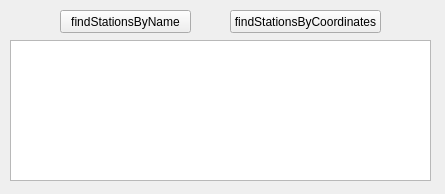
First picture: the form in src/gui/desktop-test/mainwindow.ui, repository smurfy/fahrplan, before the edit.
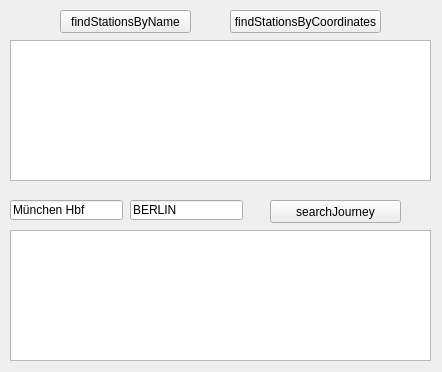
Second picture: the form after the edit.

Commit message: Ported and Refactored HafasXMl Parser (journey data), with test ui

```diff
--- a/src/gui/desktop-test/mainwindow.ui
+++ b/src/gui/desktop-test/mainwindow.ui
@@ -6,8 +6,8 @@
    <rect>
     <x>0</x>
     <y>0</y>
-    <width>445</width>
-    <height>194</height>
+    <width>442</width>
+    <height>372</height>
    </rect>
   </property>
   <property name="windowTitle">
@@ -50,6 +50,55 @@
      <string>findStationsByCoordinates</string>
     </property>
    </widget>
+   <widget class="QPushButton" name="searchJourney">
+    <property name="geometry">
+     <rect>
+      <x>270</x>
+      <y>200</y>
+      <width>131</width>
+      <height>23</height>
+     </rect>
+    </property>
+    <property name="text">
+     <string>searchJourney</string>
+    </property>
+   </widget>
+   <widget class="QLineEdit" name="departureStaion">
+    <property name="geometry">
+     <rect>
+      <x>10</x>
+      <y>200</y>
+      <width>113</width>
+      <height>20</height>
+     </rect>
+    </property>
+    <property name="text">
+     <string>München Hbf</string>
+    </property>
+   </widget>
+   <widget class="QLineEdit" name="arrivalStation">
+    <property name="geometry">
+     <rect>
+      <x>130</x>
+      <y>200</y>
+      <width>113</width>
+      <height>20</height>
+     </rect>
+    </property>
+    <property name="text">
+     <string>BERLIN</string>
+    </property>
+   </widget>
+   <widget class="QTextEdit" name="searchJourneyResults">
+    <property name="geometry">
+     <rect>
+      <x>10</x>
+      <y>230</y>
+      <width>421</width>
+      <height>131</height>
+     </rect>
+    </property>
+   </widget>
   </widget>
  </widget>
  <layoutdefault spacing="6" margin="11"/>
```
The commit also changes 8 other files.
